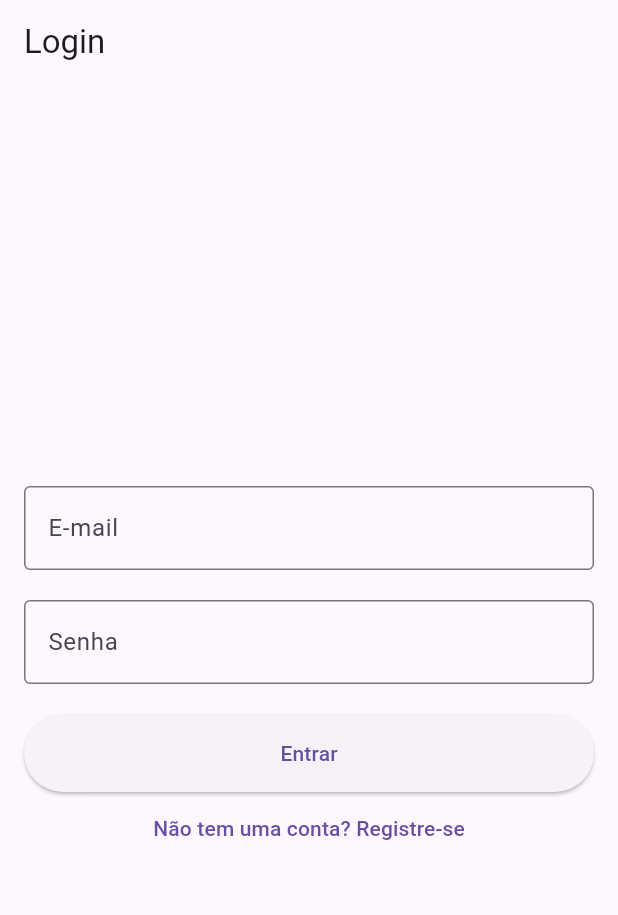
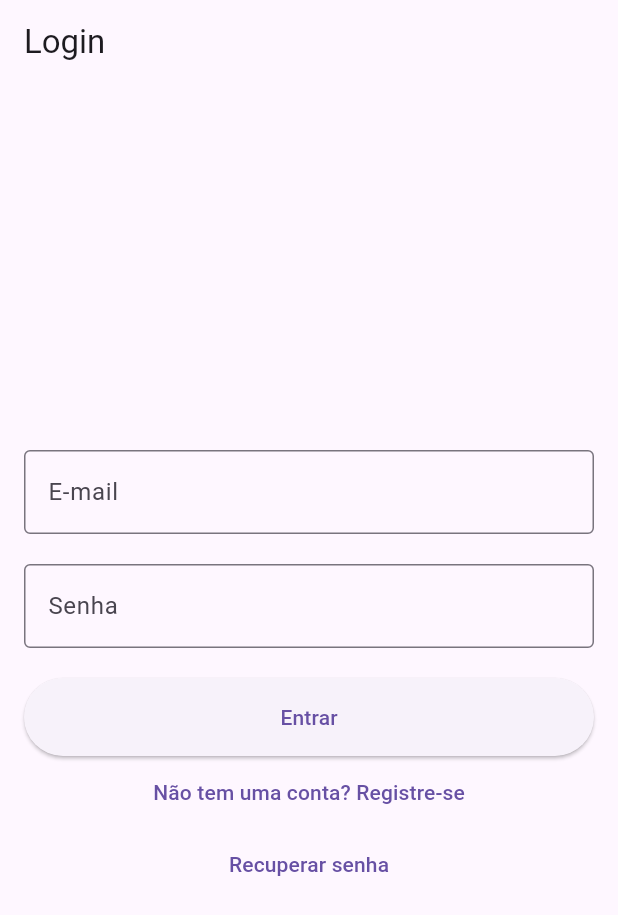
Before and after one commit to ThalesThiago/projetofinalflutter, a Flutter app: the screen it shows after launch, on a phone screen of 412 x 824 dp. Shown: the top 915 px of the screen. Run offline on Flutter 3.47's test engine with Material 3 defaults, Android fonts, the phone set to English and light mode, and no system bars.

Commit message:
:recycle: refactor: Refatoração do arquivo principal e de alguns componentes para o usuario acessar todas partes do sistema

```diff
--- a/lib/main.dart
+++ b/lib/main.dart
@@ -1,5 +1,7 @@
 import 'package:flutter/material.dart';
 import 'package:provider/provider.dart';
+import '../models/user.dart';
+import '../providers/user_provider.dart'; // Import the UserProvider
 import 'screens/login_screen.dart';
 import 'screens/register_screen.dart';
 import 'screens/main_screen.dart';
@@ -7,10 +9,9 @@ import 'screens/edit_profile_screen.dart';
 import 'screens/task_detail_screen.dart';
 import 'screens/add_task_screen.dart';
 import 'screens/profile_screen.dart';
+import 'screens/PasswordRecoveryScreen.dart';
+import 'screens/settings_screen.dart'; // Import the Settings screen
 import 'providers/task_provider.dart';
-
-import 'screens/PasswordRecoveryScreen.dart';
-import 'providers/user_provider.dart';
 
 void main() {
   runApp(TaskManagerApp());
@@ -21,18 +22,12 @@ class TaskManagerApp extends StatelessWidget {
   Widget build(BuildContext context) {
     return MultiProvider(
       providers: [
-        ChangeNotifierProvider<TaskProvider>(
-          create: (_) => TaskProvider(),
-        ),
-        ChangeNotifierProvider<UserProvider>(
-          create: (_) => UserProvider(),
-        ),
+        ChangeNotifierProvider<TaskProvider>(create: (_) => TaskProvider()),
+        ChangeNotifierProvider<UserProvider>(create: (_) => UserProvider()), // Provide UserProvider here
       ],
       child: MaterialApp(
         title: 'Gerenciador de Tarefas',
-        theme: ThemeData(
-          primarySwatch: Colors.blue,
-        ),
+        theme: ThemeData(primarySwatch: Colors.blue),
         initialRoute: '/login',
         routes: {
           '/login': (context) => LoginScreen(),
@@ -40,9 +35,9 @@ class TaskManagerApp extends StatelessWidget {
           '/main': (context) => MainScreen(),
           '/addTask': (context) => AddTaskScreen(),
           '/Recovery': (context) => PasswordRecoveryScreen(),
-          '/profile': (context) => ProfileScreen(),
+          '/profile': (context) => ProfileScreen(),  // Profile Screen Route
           '/editProfile': (context) => EditProfileScreen(),
-
+          '/settings': (context) => SettingsScreen(),
         },
       ),
     );
--- a/lib/screens/edit_profile_screen.dart
+++ b/lib/screens/edit_profile_screen.dart
@@ -32,7 +32,7 @@ class _EditProfileScreenState extends State<EditProfileScreen> {
 
       Provider.of<UserProvider>(context, listen: false).updateUser(
         User(
-          id: 1, // Preservando o mesmo ID
+          id: 1, // Preserving the same ID
           name: _name,
           email: _email,
           dateOfBirth: _dateOfBirth,
--- a/lib/screens/login_screen.dart
+++ b/lib/screens/login_screen.dart
@@ -63,6 +63,12 @@ class LoginScreen extends StatelessWidget {
                 },
                 child: Text('Não tem uma conta? Registre-se'),
               ),
+              TextButton(
+                onPressed: () {
+                  Navigator.pushNamed(context, '/Recovery');
+                },
+                child: Text('Recuperar senha'),
+              ),
             ],
           ),
         ),
--- a/lib/widgets/drawer_widget.dart
+++ b/lib/widgets/drawer_widget.dart
@@ -24,8 +24,7 @@ class AppDrawer extends StatelessWidget {
             leading: Icon(Icons.person),
             title: Text('Perfil'),
             onTap: () {
-              // Navegar para a tela de perfil (implementar)
-              // Navigator.pushNamed(context, '/profile');
+              Navigator.pushNamed(context, '/profile');
             },
           ),
           ListTile(
@@ -39,8 +38,7 @@ class AppDrawer extends StatelessWidget {
             leading: Icon(Icons.settings),
             title: Text('Configurações'),
             onTap: () {
-              // Navegar para a tela de configurações (implementar)
-              // Navigator.pushNamed(context, '/settings');
+              Navigator.pushNamed(context, '/settings'); // Navigate to Settings screen
             },
           ),
           ListTile(
```
Also changed, not shown: lib/screens/PasswordRecoveryScreen.dart (+7 -8 lines), lib/screens/profile_screen.dart (+5 -5 lines).
